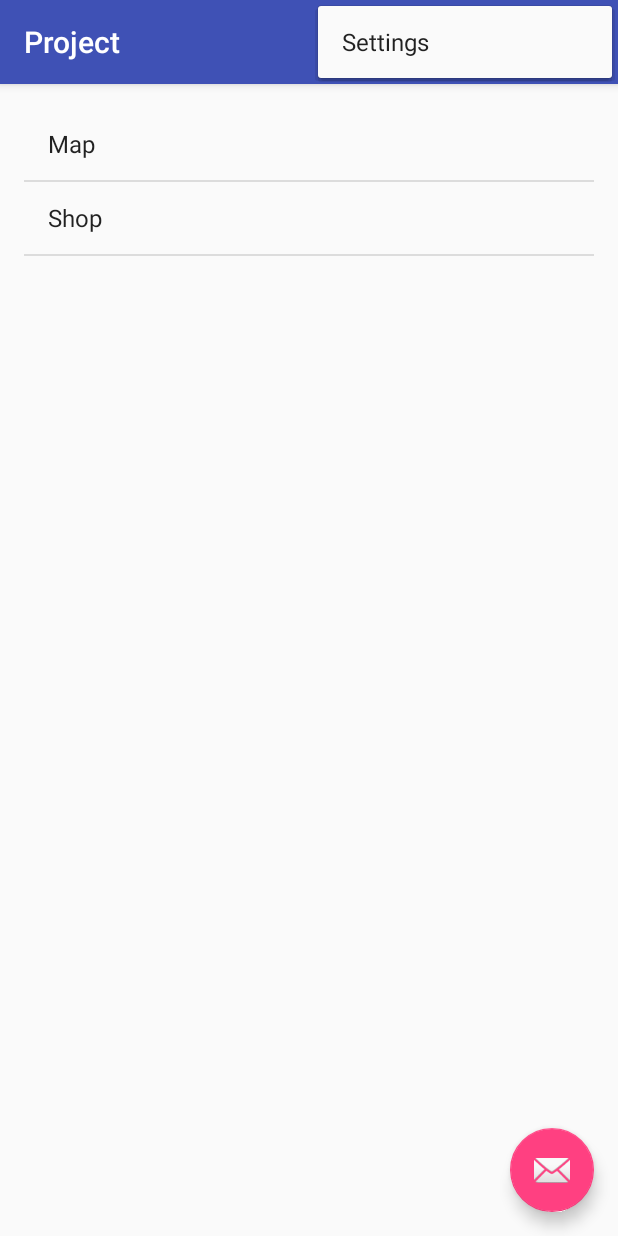
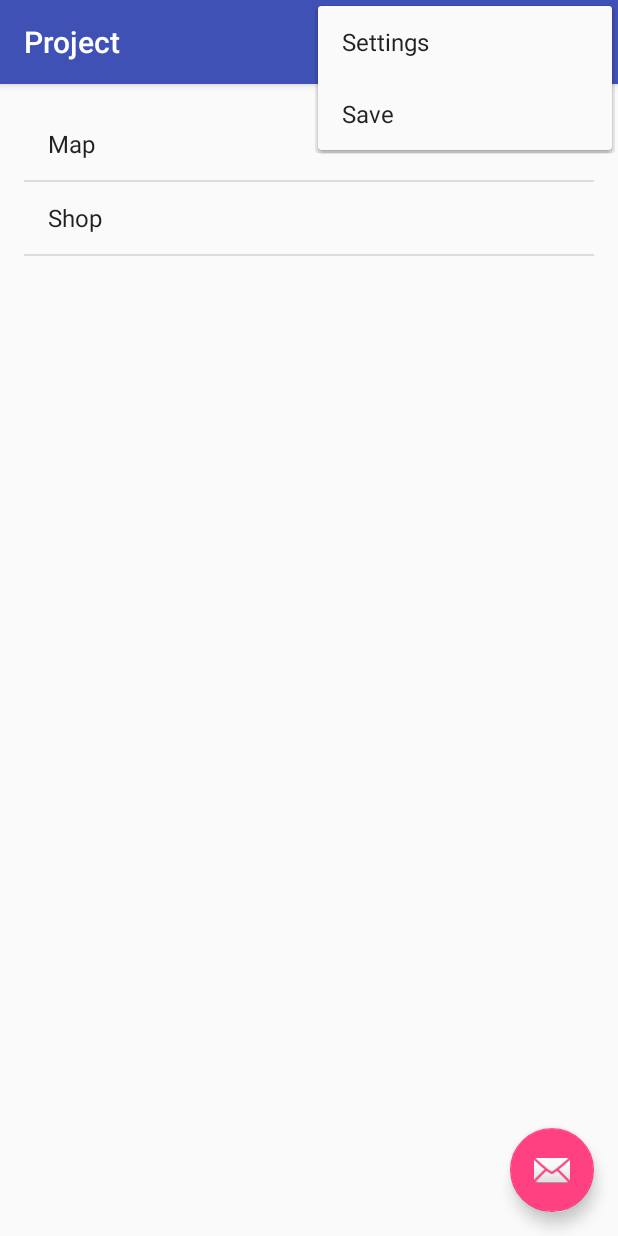
Before and after one commit to DieEin/TP_Project, an Android app: the screen it shows after launch (MainActivity), with the options menu open, on a phone screen of 412 x 824 dp. Run offline under Robolectric (Android 15) with nearby library versions, the phone set to English and light mode, and no system bars.

Commit message:
Emo- Adding Save/Load Data
SharedPreferences

```diff
--- a/Project/app/src/main/res/menu/menu_main.xml
+++ b/Project/app/src/main/res/menu/menu_main.xml
@@ -20,4 +20,9 @@
         android:orderInCategory="101"
         android:title="@string/main_menu_exit"
         app:showAsAction="ifRoom|withText"/>
+    <item
+        android:id="@+id/save"
+        android:orderInCategory="102"
+        android:title="Save"
+        app:showAsAction="ifRoom|withText"/>
 </menu>
```
Also changed, not shown: Project/app/src/main/java/com/example/tpproject/project/MainActivity.java (+27 -10 lines).
